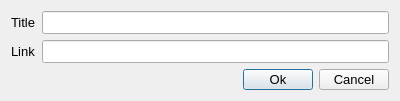
This is insertlinkdialog.ui in MarioFares/Ebook-Access-Cpp as Qt 5 draws it before an edit. The edited form follows.
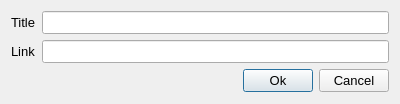
This is the edited form. Icons and pictures are not drawn.

Patch:
```diff
--- a/insertlinkdialog.ui
+++ b/insertlinkdialog.ui
@@ -7,7 +7,7 @@
     <x>0</x>
     <y>0</y>
     <width>400</width>
-    <height>101</height>
+    <height>104</height>
    </rect>
   </property>
   <property name="font">
```
Left out of the diff: 2 changed lines with no effect on the pictures.
